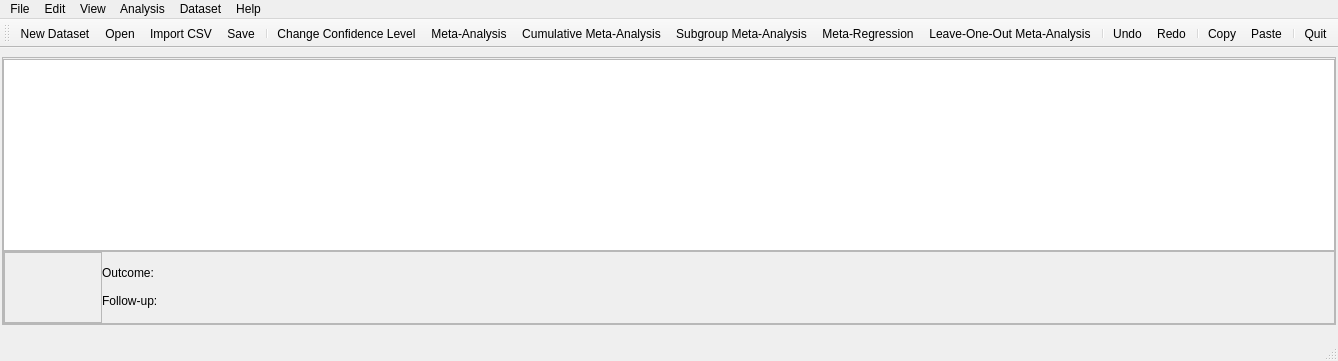
First picture: the form in src/rc_metastudio/forms/meta.ui, repository AliSalman-et-al/openmeta-analyst-community, before the edit.
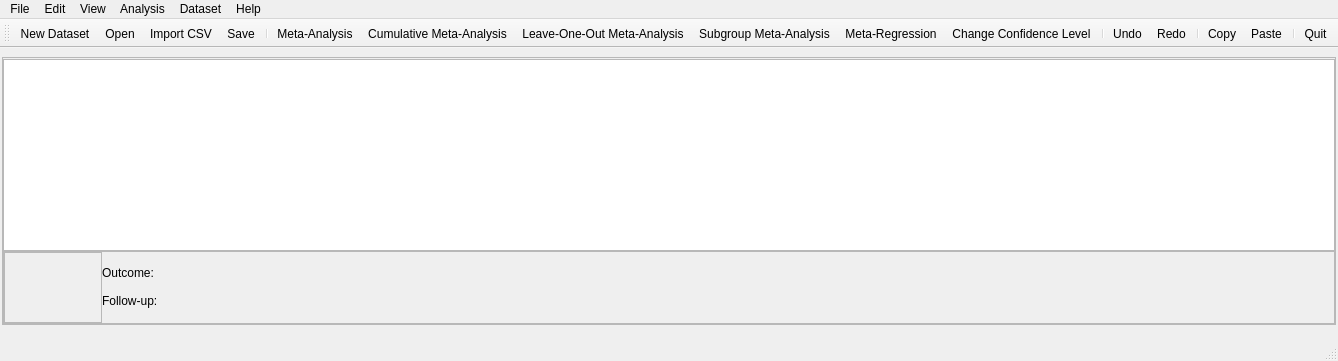
Second picture: the form after the edit. Icons and pictures are not drawn.

Commit message: Reorder meta-analysis toolbar actions

```diff
--- a/src/rc_metastudio/forms/meta.ui
+++ b/src/rc_metastudio/forms/meta.ui
@@ -387,12 +387,12 @@
    <addaction name="action_import_csv"/>
    <addaction name="action_save"/>
    <addaction name="separator"/>
-   <addaction name="action_change_conf_level"/>
    <addaction name="action_go"/>
    <addaction name="action_cum_ma"/>
+   <addaction name="action_loo_ma"/>
    <addaction name="action_subgroup_ma"/>
    <addaction name="action_meta_regression"/>
-   <addaction name="action_loo_ma"/>
+   <addaction name="action_change_conf_level"/>
    <addaction name="separator"/>
    <addaction name="action_undo"/>
    <addaction name="action_redo"/>
```
The commit also changes 1 other file.
